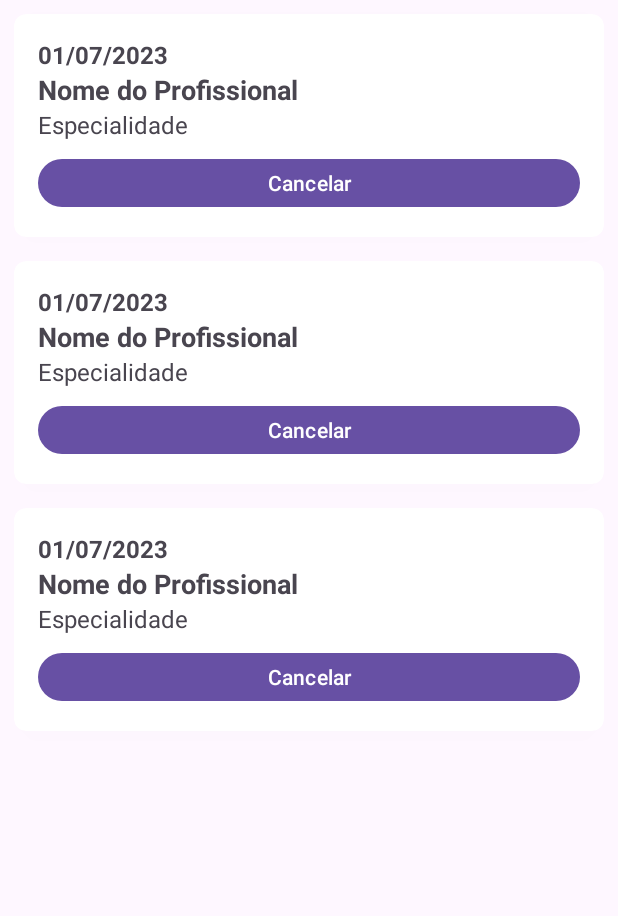
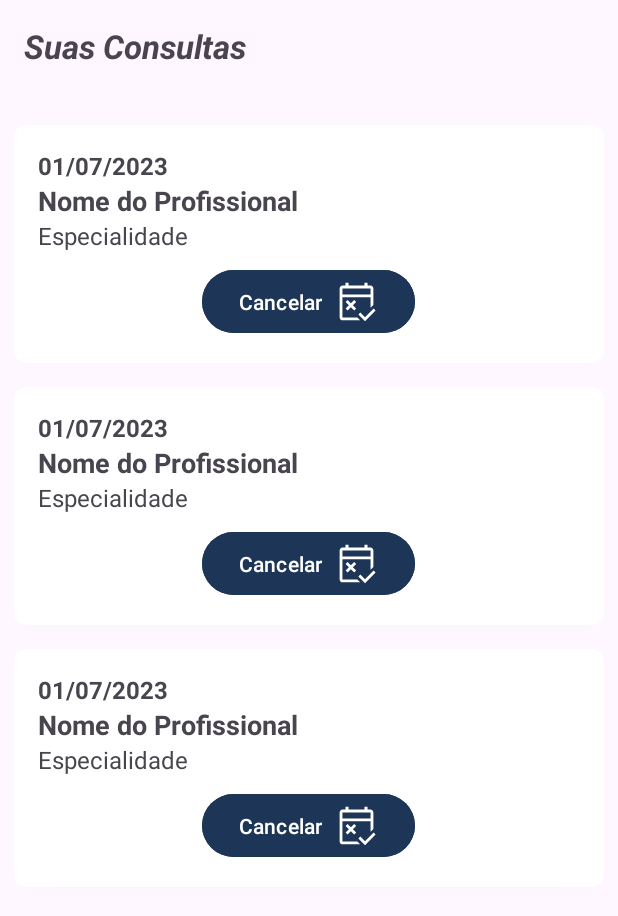
Before and after one commit to lvizfernando/AA1_Mobile, an Android app: the layout activity_consultas.xml on its own in the app's theme, with its tools: preview values and no code run, on a phone screen of 412 x 824 dp, the part 105-1021 px from its top. Run offline under Robolectric (Android 15) with nearby library versions, the phone set to English and light mode, and no system bars; Roboto replaces fonts that are not available here.

Commit message:
atualização botão cancelar consulta

```diff
--- /dev/null
+++ b/app/src/main/res/drawable/free_cancellation.xml
@@ -0,0 +1,10 @@
+<vector xmlns:android="http://schemas.android.com/apk/res/android"
+    android:width="30dp"
+    android:height="30dp"
+    android:viewportWidth="960"
+    android:viewportHeight="960"
+    android:tint="@color/white">
+  <path
+      android:fillColor="@android:color/white"
+      android:pathData="M662,900L520,758L562,716L661,815L845,631L887,674L662,900ZM289,673L247,631L318,560L247,489L289,447L360,518L431,447L473,489L402,560L473,631L431,673L360,602L289,673ZM180,880Q156,880 138,862Q120,844 120,820L120,200Q120,176 138,158Q156,140 180,140L245,140L245,80L310,80L310,140L650,140L650,80L715,80L715,140L780,140Q804,140 822,158Q840,176 840,200L840,552L780,612L780,390L180,390L180,820Q180,820 180,820Q180,820 180,820L497,820L557,880L180,880ZM180,330L780,330L780,200Q780,200 780,200Q780,200 780,200L180,200Q180,200 180,200Q180,200 180,200L180,330ZM180,330L180,200Q180,200 180,200Q180,200 180,200L180,200Q180,200 180,200Q180,200 180,200L180,330L180,330Z"/>
+</vector>
--- a/app/src/main/res/layout/activity_consultas.xml
+++ b/app/src/main/res/layout/activity_consultas.xml
@@ -36,14 +36,28 @@
         android:layout_width="match_parent"
         android:layout_height="659dp"
         android:layout_marginStart="1dp"
-        android:layout_marginTop="1dp"
+        android:layout_marginTop="30dp"
         android:layout_marginEnd="1dp"
         app:layout_constraintEnd_toEndOf="parent"
         app:layout_constraintStart_toStartOf="parent"
-        app:layout_constraintTop_toBottomOf="@+id/headerBackground"
+        app:layout_constraintTop_toBottomOf="@+id/textViewConsultas"
         tools:listitem="@layout/item_consultas">
 
     </androidx.recyclerview.widget.RecyclerView>
 
+    <TextView
+        android:id="@+id/textViewConsultas"
+        android:layout_width="wrap_content"
+        android:layout_height="wrap_content"
+        android:layout_marginStart="16dp"
+        android:layout_marginTop="16dp"
+        android:layout_marginBottom="10dp"
+        android:text="@string/SuasConsultas"
+        android:textStyle="bold|italic"
+        android:textSize="22sp"
+        app:layout_constraintBottom_toTopOf="@+id/recyclerConsultas"
+        app:layout_constraintStart_toStartOf="parent"
+        app:layout_constraintTop_toBottomOf="@+id/headerBackground" />
+
 
 </androidx.constraintlayout.widget.ConstraintLayout>
--- a/app/src/main/res/layout/item_consultas.xml
+++ b/app/src/main/res/layout/item_consultas.xml
@@ -41,10 +41,13 @@
 
         <Button
             android:id="@+id/deleteButton"
-            android:layout_width="match_parent"
+            android:layout_gravity="center"
+            android:layout_width="wrap_content"
             android:layout_height="wrap_content"
+            android:backgroundTint="@color/darkblue"
+            android:drawableEnd="@drawable/free_cancellation"
             android:insetTop="12dp"
-            android:text="@string/deleteButton" />
+            android:text="@string/deleteButton"/>
 
     </LinearLayout>
 
```
